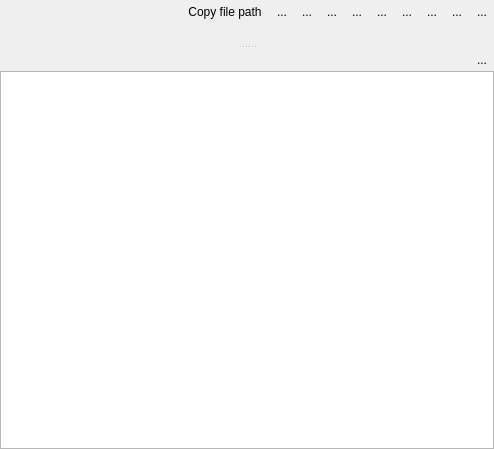
Qt form Viewer/src/OutputItemWidget.ui (ecmwf/ecflow) before a commit.
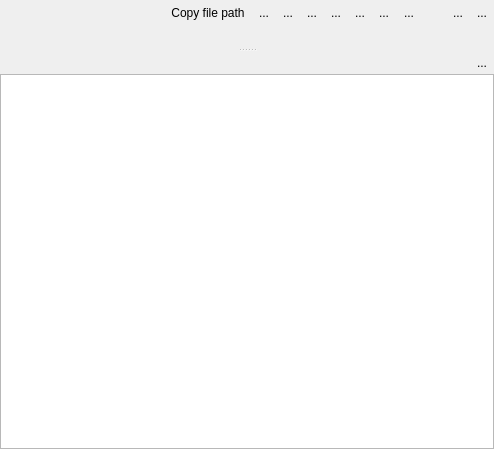
The same form after that commit. Icons and pictures are not drawn. Custom widgets are drawn as their Qt base class.

Commit message: ecFlowUI: add regexp based line filter to text viewer in Output panel ECFLOW-1169

```diff
--- a/Viewer/src/OutputItemWidget.ui
+++ b/Viewer/src/OutputItemWidget.ui
@@ -43,9 +43,9 @@
         <widget class="MessageLabel" name="messageLabel_" native="true"/>
        </item>
        <item>
-        <layout class="QHBoxLayout" name="horizontalLayout" stretch="1,0,0,0,0,0,0,0,0,0,0">
+        <layout class="QHBoxLayout" name="horizontalLayout" stretch="1,0,0,0,0,0,0,0,0,0,0,0,0,0">
          <property name="spacing">
-          <number>1</number>
+          <number>0</number>
          </property>
          <item>
           <widget class="FileInfoLabel" name="fileLabel_">
@@ -191,6 +191,19 @@
            </property>
           </widget>
          </item>
+         <item>
+          <spacer name="horizontalSpacer">
+           <property name="orientation">
+            <enum>Qt::Horizontal</enum>
+           </property>
+           <property name="sizeHint" stdset="0">
+            <size>
+             <width>1</width>
+             <height>20</height>
+            </size>
+           </property>
+          </spacer>
+         </item>
          <item>
           <widget class="QToolButton" name="filterTb_">
            <property name="toolTip">
@@ -214,7 +227,7 @@
          <item>
           <widget class="QToolButton" name="filterOptionTb_">
            <property name="text">
-            <string>...</string>
+            <string/>
            </property>
            <property name="icon">
             <iconset resource="viewer.qrc">
@@ -228,6 +241,19 @@
            </property>
           </widget>
          </item>
+         <item>
+          <spacer name="horizontalSpacer_2">
+           <property name="orientation">
+            <enum>Qt::Horizontal</enum>
+           </property>
+           <property name="sizeHint" stdset="0">
+            <size>
+             <width>1</width>
+             <height>20</height>
+            </size>
+           </property>
+          </spacer>
+         </item>
          <item>
           <widget class="QToolButton" name="reloadTb_">
            <property name="toolTip">
@@ -248,6 +274,23 @@
            </property>
           </widget>
          </item>
+         <item>
+          <widget class="QToolButton" name="moreActionTb_">
+           <property name="text">
+            <string>...</string>
+           </property>
+           <property name="icon">
+            <iconset resource="viewer.qrc">
+             <normaloff>:/viewer/cogwheel.svg</normaloff>:/viewer/cogwheel.svg</iconset>
+           </property>
+           <property name="popupMode">
+            <enum>QToolButton::InstantPopup</enum>
+           </property>
+           <property name="autoRaise">
+            <bool>true</bool>
+           </property>
+          </widget>
+         </item>
         </layout>
        </item>
        <item>
@@ -304,7 +347,17 @@
         </layout>
        </item>
        <item>
-        <widget class="QTreeView" name="dirView_"/>
+        <widget class="QTreeView" name="dirView_">
+         <property name="sizePolicy">
+          <sizepolicy hsizetype="Expanding" vsizetype="Preferred">
+           <horstretch>0</horstretch>
+           <verstretch>0</verstretch>
+          </sizepolicy>
+         </property>
+         <property name="frameShadow">
+          <enum>QFrame::Sunken</enum>
+         </property>
+        </widget>
        </item>
       </layout>
      </widget>
```
Left out of the diff: 32 changed lines with no effect on the pictures. The commit also changes 7 other files.
